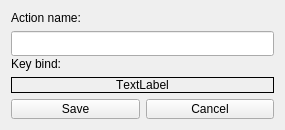
Qt form kdeneur/src/edithotkey.ui (AndrewCrewKuznetsov/xneur-devel) before a commit.
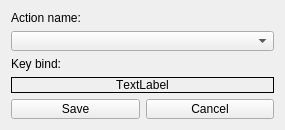
The same form after that commit.

```diff
--- a/kdeneur/src/edithotkey.ui
+++ b/kdeneur/src/edithotkey.ui
@@ -34,20 +34,7 @@
     </widget>
    </item>
    <item>
-    <widget class="QLineEdit" name="txtAction">
-     <property name="minimumSize">
-      <size>
-       <width>0</width>
-       <height>25</height>
-      </size>
-     </property>
-     <property name="focusPolicy">
-      <enum>Qt::NoFocus</enum>
-     </property>
-     <property name="readOnly">
-      <bool>true</bool>
-     </property>
-    </widget>
+    <widget class="QComboBox" name="comboAction"/>
    </item>
    <item>
     <widget class="QLabel" name="label_2">
```
Left out of the diff: 5 changed lines with no effect on the pictures.
